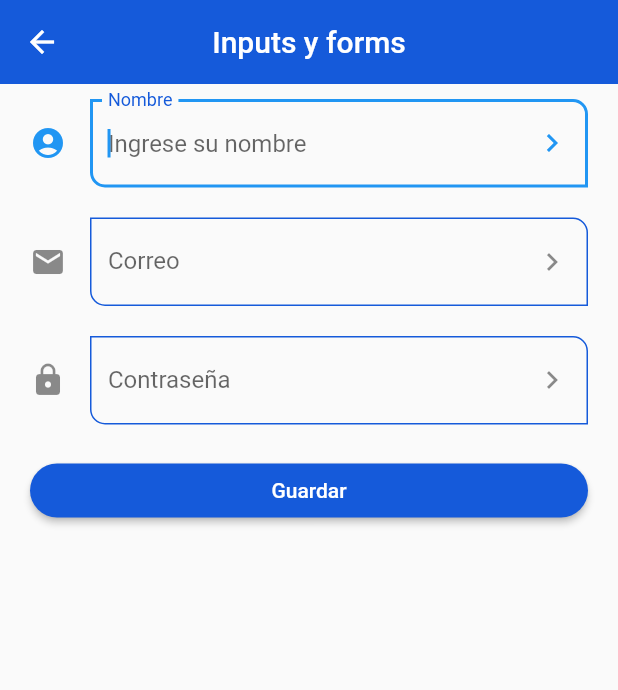
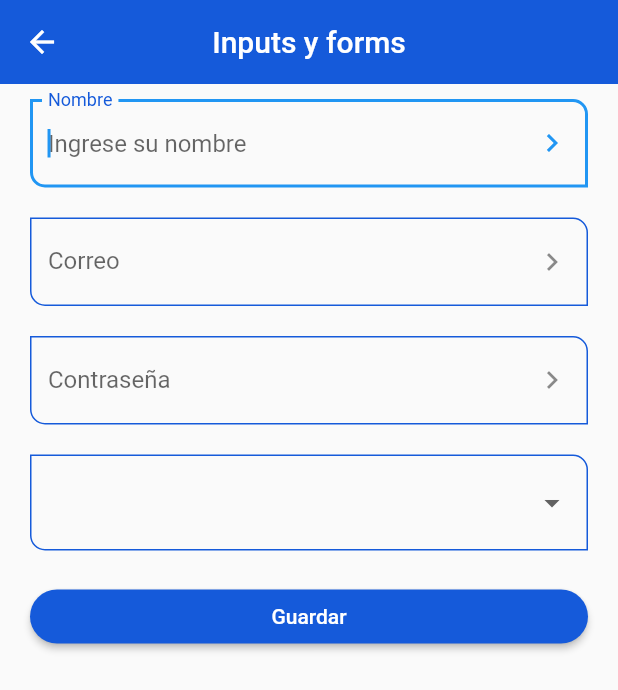
Before and after one commit to echevarneluciano/flutter_componentes, a Flutter app: the InputsScreen screen opened by its route, on a phone screen of 412 x 824 dp. Shown: the top 690 px of the screen. Run offline on Flutter 3.47's test engine with Material 2 defaults, Android fonts, the phone set to English and light mode, and no system bars.

```diff
--- a/lib/router/app_routes.dart
+++ b/lib/router/app_routes.dart
@@ -47,6 +47,12 @@ class AppRoutes {
       name: 'Inputs',
       icon: Icons.input,
       screen: const InputsScreen(),
+    ),
+    MenuOption(
+      route: 'slider',
+      name: 'Slider',
+      icon: Icons.slideshow,
+      screen: const SliderScreen(),
     )
   ];
 
--- a/lib/screens/inputs_screen.dart
+++ b/lib/screens/inputs_screen.dart
@@ -25,28 +25,51 @@ class InputsScreen extends StatelessWidget {
             key: myFormKey,
             child: Column(
               children: [
-                const CustomInput(
+                CustomInput(
                   labelText: 'Nombre',
                   hintText: 'Ingrese su nombre',
-                  icon: Icons.account_circle,
                   suffixIcon: Icons.keyboard_arrow_right,
+                  formProperty: 'first_name',
+                  formValues: formValues,
                 ),
                 const SizedBox(height: 20),
-                const CustomInput(
+                CustomInput(
                   labelText: 'Correo',
                   hintText: 'Ingrese su correo',
-                  icon: Icons.email,
                   suffixIcon: Icons.keyboard_arrow_right,
                   keyboardType: TextInputType.emailAddress,
+                  formProperty: 'last_name',
+                  formValues: formValues,
                 ),
                 const SizedBox(height: 20),
-                const CustomInput(
+                CustomInput(
                   labelText: 'Contraseña',
                   hintText: 'Ingrese su contraseña',
-                  icon: Icons.lock,
                   suffixIcon: Icons.keyboard_arrow_right,
                   obscureText: true,
+                  formProperty: 'email',
+                  formValues: formValues,
                 ),
+                const SizedBox(height: 20),
+                DropdownButtonFormField(
+                    items: const [
+                      DropdownMenuItem<String>(
+                        value: 'Admin',
+                        child: Text('Admin'),
+                      ),
+                      DropdownMenuItem<String>(
+                        value: 'Superuser',
+                        child: Text('Superuser'),
+                      ),
+                      DropdownMenuItem<String>(
+                        value: 'Developer',
+                        child: Text('Developer'),
+                      )
+                    ],
+                    onChanged: (value) {
+                      print(value);
+                      formValues['role'] = value ?? 'Admin';
+                    }),
                 const SizedBox(height: 20),
                 ElevatedButton(
                     onPressed: () {
--- a/lib/screens/screens.dart
+++ b/lib/screens/screens.dart
@@ -6,3 +6,4 @@ export 'package:flutter_componentes/screens/home_screen.dart';
 export 'package:flutter_componentes/screens/avatar_screen.dart';
 export 'package:flutter_componentes/screens/animated_screen.dart';
 export 'package:flutter_componentes/screens/inputs_screen.dart';
+export 'package:flutter_componentes/screens/slider_screen.dart';
--- a/lib/widgets/customInput.dart
+++ b/lib/widgets/customInput.dart
@@ -4,20 +4,23 @@ class CustomInput extends StatelessWidget {
   final String? labelText;
   final String? helperText;
   final String? hintText;
-  final IconData? icon;
   final IconData? suffixIcon;
   final TextInputType? keyboardType;
   final bool? obscureText;
+
+  final String formProperty;
+  final Map<String, String> formValues;
 
   const CustomInput({
     super.key,
     this.labelText,
     this.helperText,
     this.hintText,
-    this.icon,
     this.suffixIcon,
     this.keyboardType,
     this.obscureText,
+    required this.formProperty,
+    required this.formValues,
   });
 
   @override
@@ -29,7 +32,7 @@ class CustomInput extends StatelessWidget {
         autofocus: true,
         initialValue: '',
         textCapitalization: TextCapitalization.words,
-        onChanged: (value) => print(value),
+        onChanged: (value) => {formValues[formProperty] = value},
         validator: (value) {
           if (value == null) {
             return 'Ingrese un valor';
@@ -42,7 +45,6 @@ class CustomInput extends StatelessWidget {
           hintText: hintText,
           helperText: helperText,
           suffixIcon: suffixIcon == null ? null : Icon(suffixIcon),
-          icon: icon == null ? null : Icon(icon),
         ),
       )
     ]);
```
Also changed, not shown: lib/screens/slider_screen.dart (added, +64 -0 lines).
